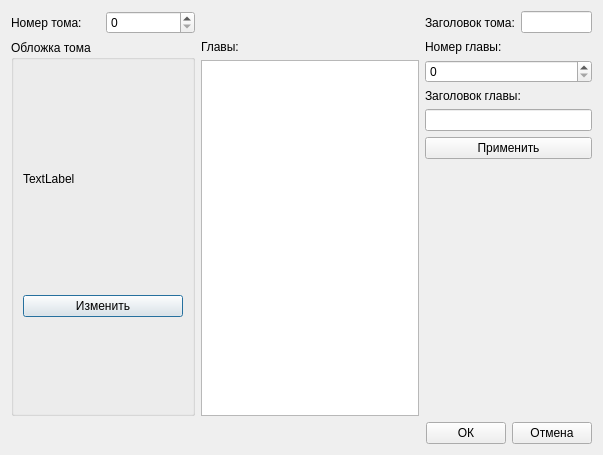
This is volumeproperties.ui in andreili/Scanlate as Qt 5 draws it before an edit. The edited form follows.
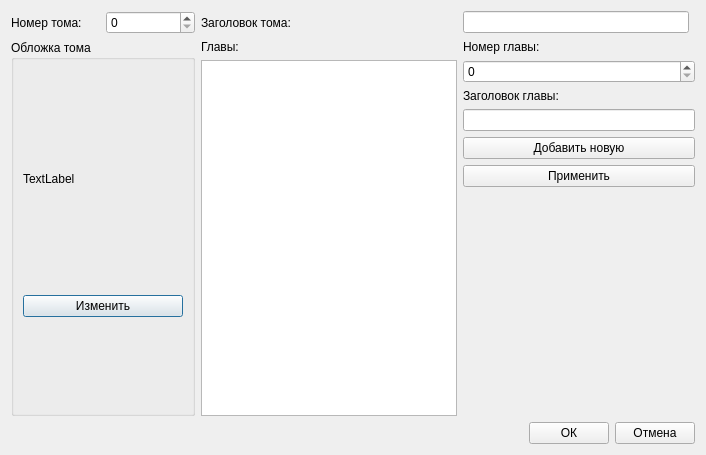
This is the edited form.

What changed in the file:
```diff
--- a/volumeproperties.ui
+++ b/volumeproperties.ui
@@ -6,7 +6,7 @@
    <rect>
     <x>0</x>
     <y>0</y>
-    <width>603</width>
+    <width>706</width>
     <height>455</height>
    </rect>
   </property>
@@ -16,7 +16,17 @@
   <layout class="QVBoxLayout" name="verticalLayout">
    <item>
     <layout class="QGridLayout" name="gridLayout">
-     <item row="1" column="2">
+     <item row="0" column="0">
+      <widget class="QLabel" name="label">
+       <property name="text">
+        <string>Номер тома:</string>
+       </property>
+      </widget>
+     </item>
+     <item row="0" column="1">
+      <widget class="QSpinBox" name="sbVolumeNum"/>
+     </item>
+     <item row="1" column="3">
       <widget class="QLabel" name="label_4">
        <property name="text">
         <string>Главы:</string>
@@ -71,43 +81,7 @@
        </layout>
       </widget>
      </item>
-     <item row="0" column="1">
-      <widget class="QSpinBox" name="sbVolumeNum"/>
-     </item>
-     <item row="0" column="3">
-      <widget class="QLabel" name="label_2">
-       <property name="text">
-        <string>Заголовок тома:</string>
-       </property>
-      </widget>
-     </item>
-     <item row="0" column="4">
-      <widget class="QLineEdit" name="leVolumeName"/>
-     </item>
-     <item row="0" column="0">
-      <widget class="QLabel" name="label">
-       <property name="text">
-        <string>Номер тома:</string>
-       </property>
-      </widget>
-     </item>
-     <item row="0" column="2">
-      <spacer name="horizontalSpacer_2">
-       <property name="orientation">
-        <enum>Qt::Horizontal</enum>
-       </property>
-       <property name="sizeHint" stdset="0">
-        <size>
-         <width>40</width>
-         <height>20</height>
-        </size>
-       </property>
-      </spacer>
-     </item>
-     <item row="2" column="2">
-      <widget class="QListView" name="lvChapters"/>
-     </item>
-     <item row="1" column="3" rowspan="2" colspan="2">
+     <item row="1" column="5" rowspan="2" colspan="2">
       <layout class="QVBoxLayout" name="verticalLayout_3">
        <item>
         <widget class="QLabel" name="label_5">
@@ -129,6 +103,13 @@
        <item>
         <widget class="QLineEdit" name="leChapterName"/>
        </item>
+       <item>
+        <widget class="QPushButton" name="pbAddChapter">
+         <property name="text">
+          <string>Добавить новую</string>
+         </property>
+        </widget>
+       </item>
        <item>
         <widget class="QPushButton" name="pbChapterApply">
          <property name="text">
@@ -151,6 +132,19 @@
        </item>
       </layout>
      </item>
+     <item row="0" column="3">
+      <widget class="QLabel" name="label_2">
+       <property name="text">
+        <string>Заголовок тома:</string>
+       </property>
+      </widget>
+     </item>
+     <item row="0" column="5">
+      <widget class="QLineEdit" name="leVolumeName"/>
+     </item>
+     <item row="2" column="3">
+      <widget class="QListWidget" name="lwChapters"/>
+     </item>
     </layout>
    </item>
    <item>
```
